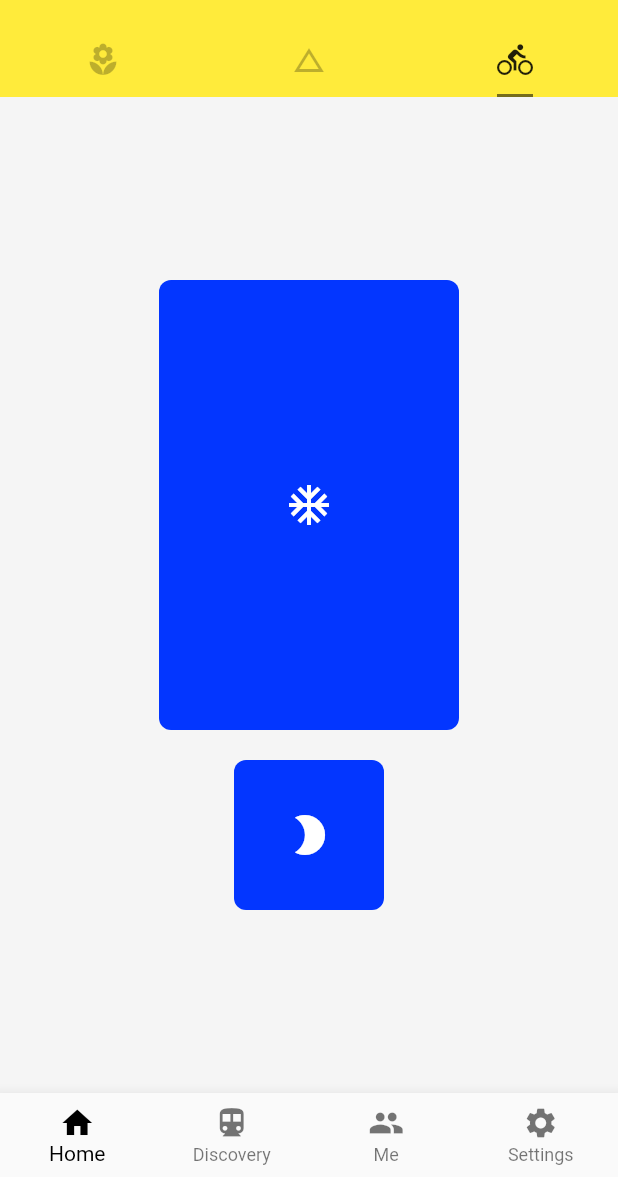
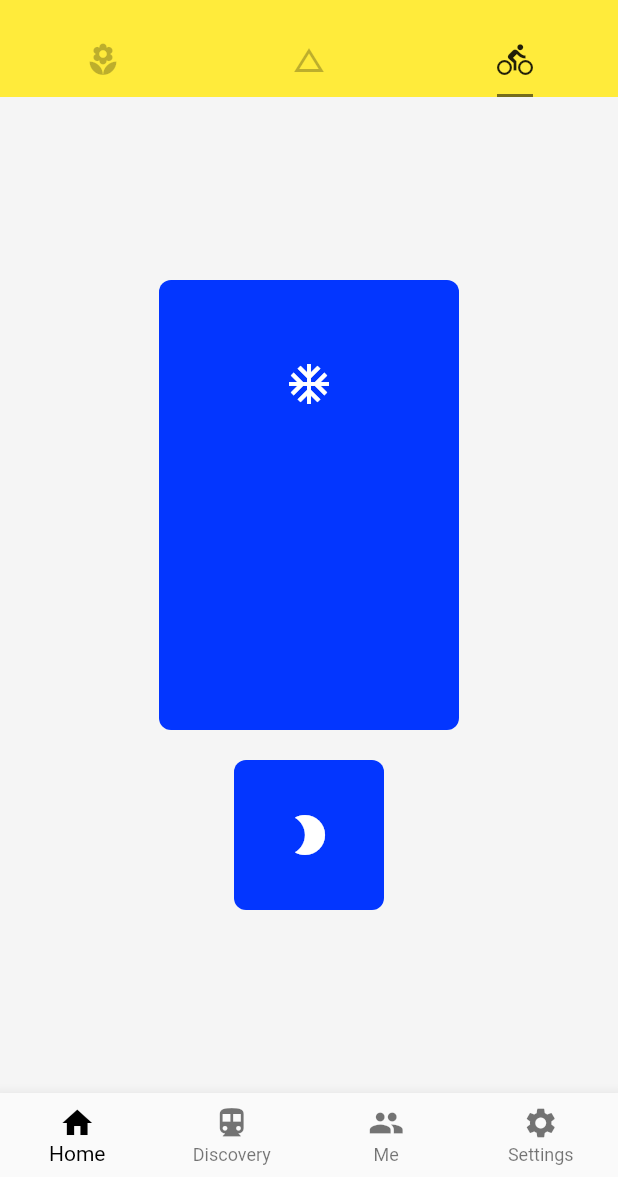
Before and after one commit to ChenS-X/flutter_csx, a Flutter app: the screen it shows after launch, tab 3 chosen, on a phone screen of 412 x 824 dp, the part 59-1236 px from its top. Run offline on Flutter 3.47's test engine with Material 2 defaults, Android fonts, the phone set to English and light mode, and no system bars; network calls fail.

Commit message:
设置alignment属性

```diff
--- a/lib/demo/layout_demo.dart
+++ b/lib/demo/layout_demo.dart
@@ -12,6 +12,8 @@ class LayoutDemo extends StatelessWidget {
               width: 200,
               height: 300,
               child: Container(
+                  // alignment: Alignment.bottomLeft,//相当于Alignment(-1.0,1.0)
+                  alignment: Alignment(0.0, -0.6),
                   child: Icon(
                     Icons.ac_unit,
                     size: 32.0,
@@ -21,7 +23,9 @@ class LayoutDemo extends StatelessWidget {
                     color: Color.fromRGBO(3, 54, 255, 1.0),
                     borderRadius: BorderRadius.circular(8.0),
                   ))),
-                  SizedBox(height: 20.0,),
+          SizedBox(
+            height: 20.0,
+          ),
           SizedBox(
               width: 100,
               height: 100,
```
